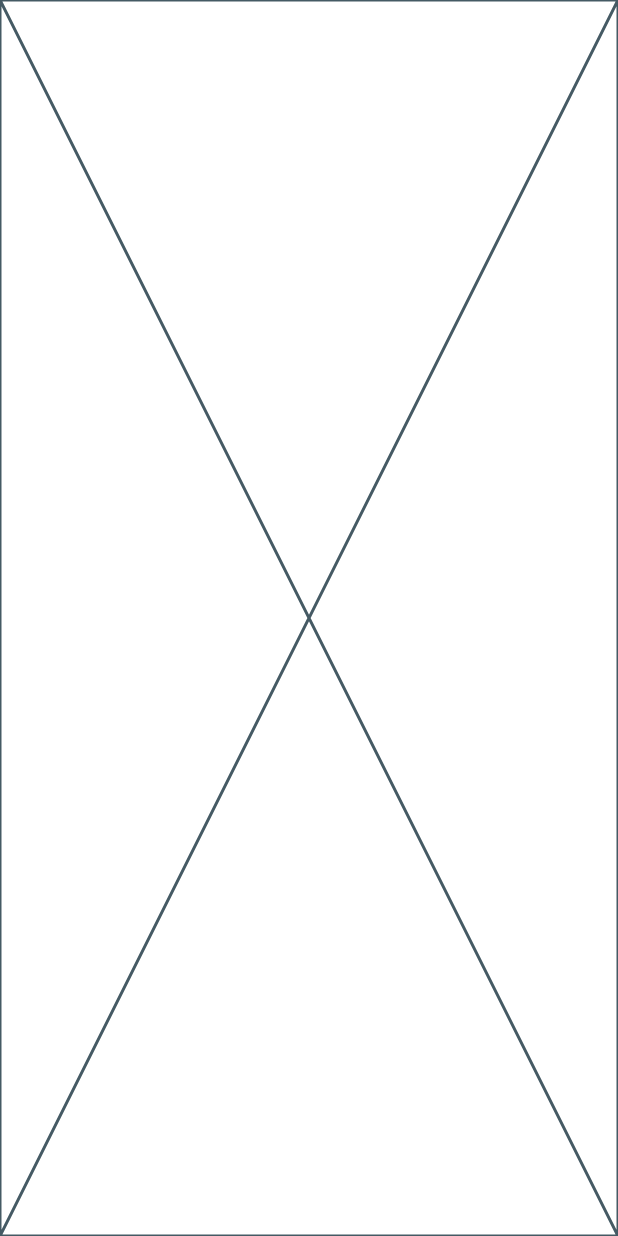
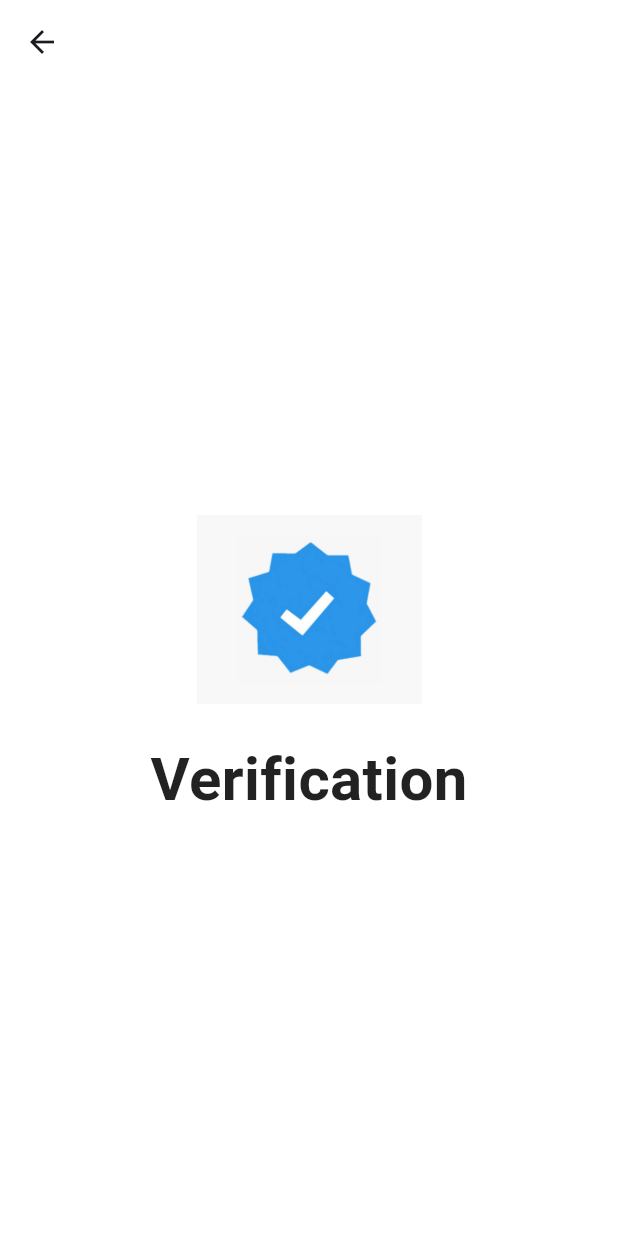
Before and after one commit to Quanby-OJT/Mobile-POS, a Flutter app: the screen it shows after launch, after a tap on "Sign In", on a phone screen of 412 x 824 dp. Run offline on Flutter 3.47's test engine with Material 3 defaults, Android fonts, the phone set to English and light mode, and no system bars.

Commit message:
Add verification image and label

```diff
--- a/lib/views/otp_page.dart
+++ b/lib/views/otp_page.dart
@@ -10,6 +10,40 @@ class OtpPage extends StatefulWidget {
 class _OtpPageState extends State<OtpPage> {
   @override
   Widget build(BuildContext context) {
-    return const Placeholder();
+    return Scaffold(
+      appBar: AppBar(
+        elevation: 0,
+        backgroundColor: Colors.white,
+        forceMaterialTransparency: false,
+      ),
+      body: Container(
+        width: double.infinity,
+        height: double.infinity,
+        color: Colors.white,
+        child: Form(
+          child: Column(
+            mainAxisAlignment: MainAxisAlignment.center,
+            children: [
+              Image.asset(
+                'assets/images/verification_badge.png',
+                width: 150,
+                height: 150,
+                ),
+                Padding(
+                padding: EdgeInsets.only(top: 10),
+                child: Text(
+                  'Verification',
+                  style: TextStyle(
+                    fontSize: 40,
+                    fontWeight: FontWeight.bold,
+                    color: Colors.black87
+                  ),
+                  ),
+              ),
+            ],
+          )
+        ),
+      ),
+    );
   }
 }
--- a/pubspec.yaml
+++ b/pubspec.yaml
@@ -60,7 +60,7 @@ flutter:
   # To add assets to your application, add an assets section, like this:
   assets:
     - assets/images/cesarsResto.jpg
-
+    - assets/images/verification_badge.png
 
   # An image asset can refer to one or more resolution-specific "variants", see
   # https://flutter.dev/to/resolution-aware-images
```
Also changed, not shown: assets/images/verification_badge.png (added).
